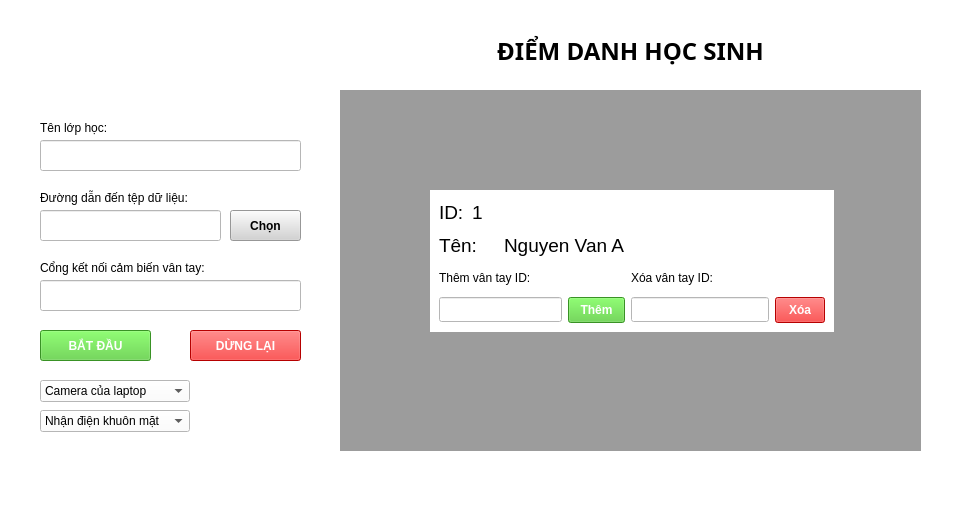
This is res/main_layout.ui in mellivora24/RegisterDesktopAPP as Qt 5 draws it before an edit. The edited form follows.
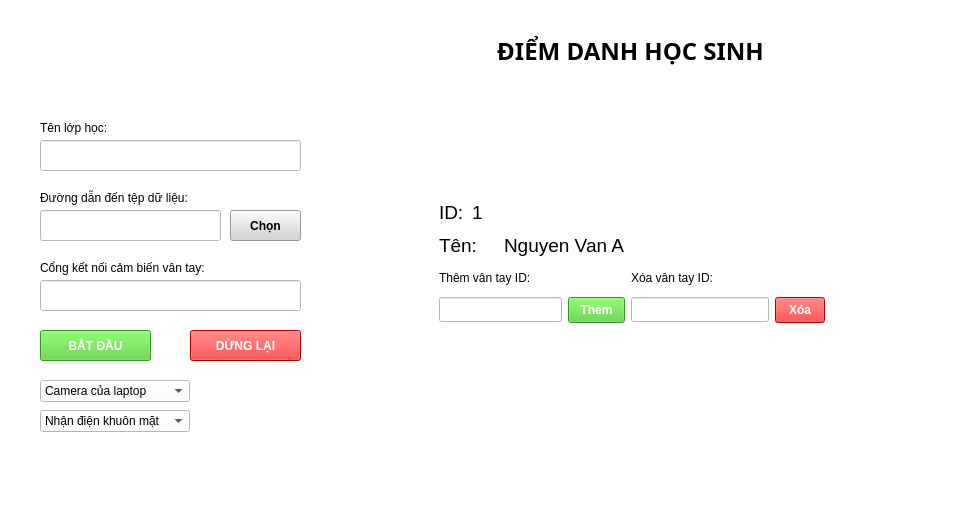
This is the edited form.

Commit message: remove backgound-color GUI

Patch:
```diff
--- a/res/main_layout.ui
+++ b/res/main_layout.ui
@@ -119,7 +119,7 @@
       </rect>
      </property>
      <property name="styleSheet">
-      <string notr="true">background-color: rgb(156, 156, 156)</string>
+      <string notr="true"/>
      </property>
      <property name="text">
       <string/>
```
